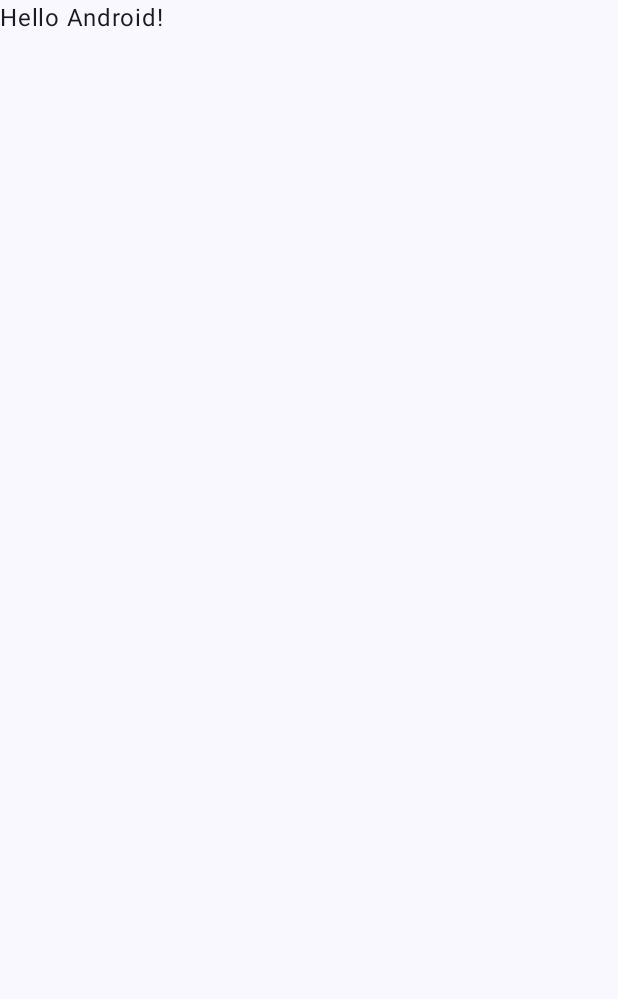
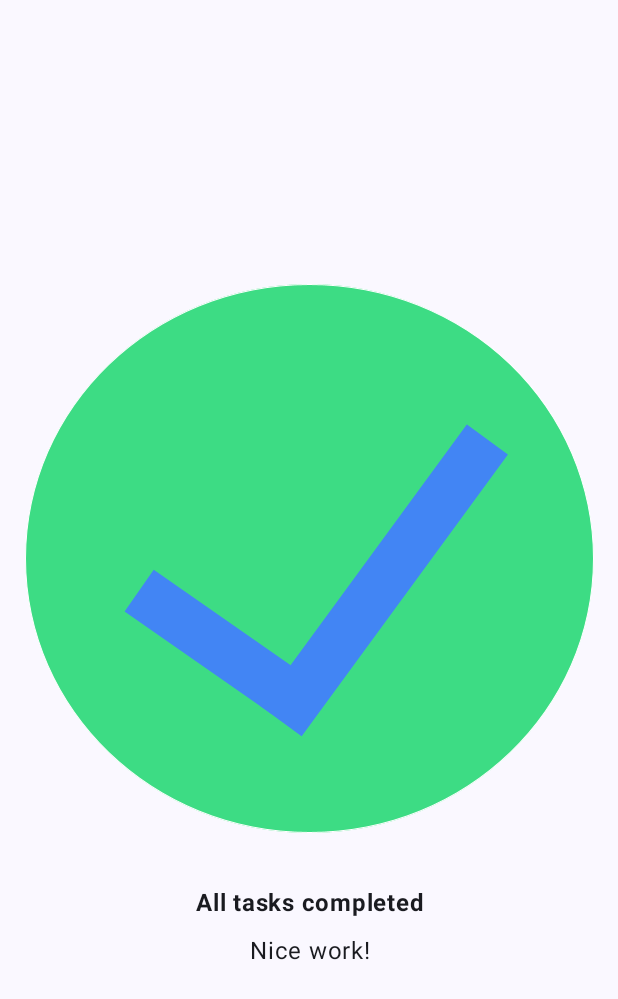
Before and after one commit to RimanaSifiso/task-manager-mad-skills-p3, an Android app built with Jetpack Compose: the screen it shows after launch (MainActivity), on a phone screen of 412 x 824 dp. Before the commit the part shown is almost empty. Shown: the top 999 px of the screen. Run offline under Robolectric (Android 15) with nearby library versions, the phone set to English and light mode, and no system bars.

Commit message:
Project Complete

```diff
--- a/app/src/main/java/com/example/taskmanager/MainActivity.kt
+++ b/app/src/main/java/com/example/taskmanager/MainActivity.kt
@@ -3,13 +3,24 @@ package com.example.taskmanager
 import android.os.Bundle
 import androidx.activity.ComponentActivity
 import androidx.activity.compose.setContent
+import androidx.compose.foundation.Image
+import androidx.compose.foundation.layout.Arrangement
+import androidx.compose.foundation.layout.Column
 import androidx.compose.foundation.layout.fillMaxSize
+import androidx.compose.foundation.layout.padding
 import androidx.compose.material3.MaterialTheme
 import androidx.compose.material3.Surface
 import androidx.compose.material3.Text
 import androidx.compose.runtime.Composable
+import androidx.compose.ui.Alignment
 import androidx.compose.ui.Modifier
+import androidx.compose.ui.res.painterResource
+import androidx.compose.ui.res.stringResource
+import androidx.compose.ui.text.font.FontWeight
+import androidx.compose.ui.text.style.TextAlign
 import androidx.compose.ui.tooling.preview.Preview
+import androidx.compose.ui.unit.dp
+import androidx.compose.ui.unit.sp
 import com.example.taskmanager.ui.theme.TaskManagerTheme
 
 class MainActivity : ComponentActivity() {
@@ -22,7 +33,7 @@ class MainActivity : ComponentActivity() {
                     modifier = Modifier.fillMaxSize(),
                     color = MaterialTheme.colorScheme.background
                 ) {
-                    Greeting("Android")
+                    TaskCompleteScreen()
                 }
             }
         }
@@ -30,17 +41,22 @@ class MainActivity : ComponentActivity() {
 }
 
 @Composable
-fun Greeting(name: String, modifier: Modifier = Modifier) {
-    Text(
-        text = "Hello $name!",
-        modifier = modifier
-    )
-}
-
-@Preview(showBackground = true)
-@Composable
-fun GreetingPreview() {
-    TaskManagerTheme {
-        Greeting("Android")
+private fun TaskCompleteScreen(modifier: Modifier = Modifier) {
+    val image = painterResource(id = R.drawable.ic_task_completed)
+    Column (
+        verticalArrangement = Arrangement.Center,
+        horizontalAlignment = Alignment.CenterHorizontally
+    ) {
+        Image(painter = image, contentDescription = null)
+        Text(
+            text = stringResource(id = R.string.task_complete),
+            textAlign = TextAlign.Center,
+            fontWeight = FontWeight.Bold,
+            modifier=Modifier.padding(top=24.dp, bottom = 8.dp)
+        )
+        Text(text = stringResource(id = R.string.nice_work),
+            textAlign = TextAlign.Center,
+            fontSize = 16.sp
+            )
     }
 }
--- a/app/src/main/res/values/strings.xml
+++ b/app/src/main/res/values/strings.xml
@@ -1,3 +1,5 @@
 <resources>
     <string name="app_name">Task manager</string>
+    <string name="task_complete">All tasks completed</string>
+    <string name="nice_work">Nice work!</string>
 </resources>
```
Also changed, not shown: app/src/main/res/drawable-nodpi/ic_task_completed.png (added).
